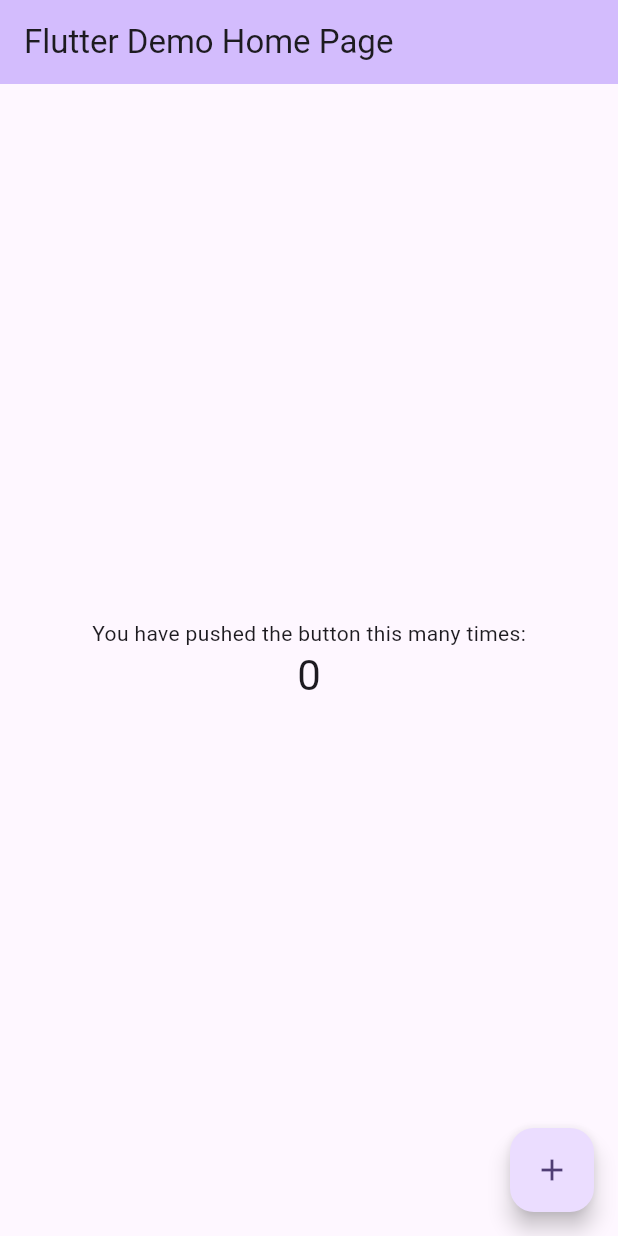
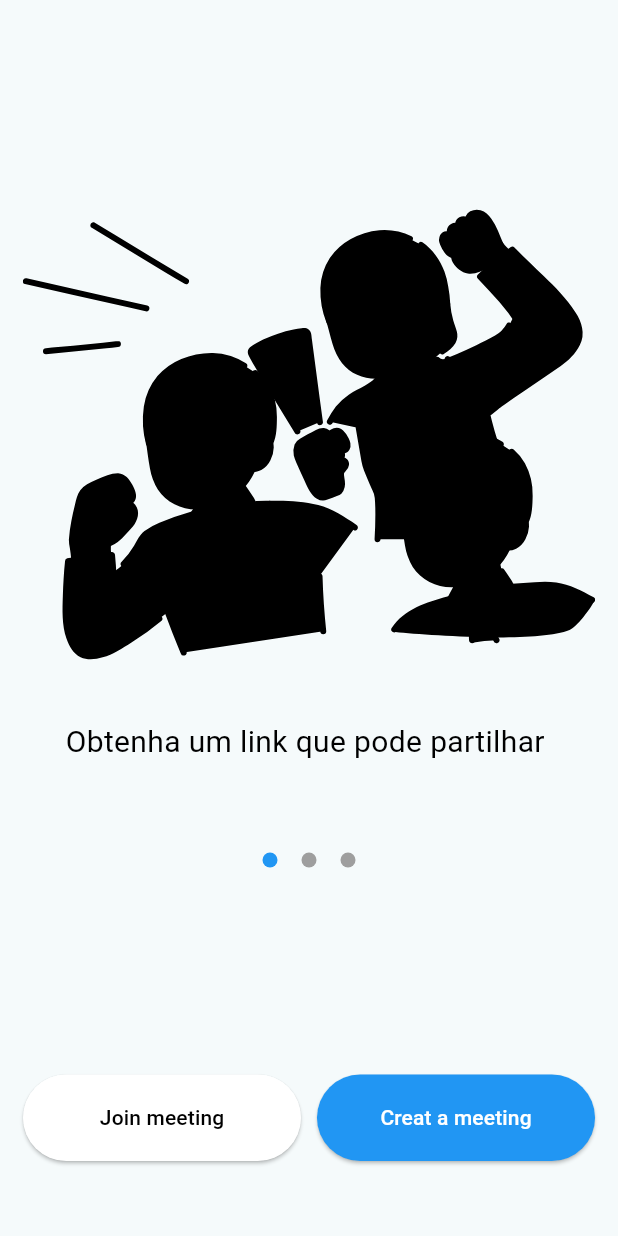
Before and after one commit to devousado/video_call_App, a Flutter app: the screen it shows after launch, on a phone screen of 412 x 824 dp. Run offline on Flutter 3.47's test engine with Material 2 defaults, Android fonts, the phone set to English and light mode, and no system bars; our stand-ins replace flutter_riverpod, flutter_svg, google_fonts; Roboto replaces fonts that are missing (Almarai).

Commit message:
homePage

```diff
--- a/lib/main.dart
+++ b/lib/main.dart
@@ -1,7 +1,10 @@
 import 'package:flutter/material.dart';
+import 'package:flutter_riverpod/flutter_riverpod.dart';
+import 'package:google_fonts/google_fonts.dart';
+import 'package:video_call/view/home_page.dart';
 
 void main() {
-  runApp(const MyApp());
+  runApp(const ProviderScope(child: MyApp()));
 }
 
 class MyApp extends StatelessWidget {
@@ -12,114 +15,15 @@ class MyApp extends StatelessWidget {
   Widget build(BuildContext context) {
     return MaterialApp(
       title: 'Flutter Demo',
+      debugShowCheckedModeBanner: false,
       theme: ThemeData(
-        // This is the theme of your application.
-        //
-        // TRY THIS: Try running your application with "flutter run". You'll see
-        // the application has a blue toolbar. Then, without quitting the app,
-        // try changing the seedColor in the colorScheme below to Colors.green
-        // and then invoke "hot reload" (save your changes or press the "hot
-        // reload" button in a Flutter-supported IDE, or press "r" if you used
-        // the command line to start the app).
-        //
-        // Notice that the counter didn't reset back to zero; the application
-        // state is not lost during the reload. To reset the state, use hot
-        // restart instead.
-        //
-        // This works for code too, not just values: Most code changes can be
-        // tested with just a hot reload.
-        colorScheme: ColorScheme.fromSeed(seedColor: Colors.deepPurple),
+        textTheme: TextTheme(
+          bodyMedium: GoogleFonts.almarai(color: Colors.black, fontSize: 20),
+        ),
+        colorScheme: ColorScheme.fromSeed(seedColor: Colors.white),
         useMaterial3: true,
       ),
-      home: const MyHomePage(title: 'Flutter Demo Home Page'),
+      home: const HomePage(),
     );
   }
 }
-
-class MyHomePage extends StatefulWidget {
-  const MyHomePage({super.key, required this.title});
-
-  // This widget is the home page of your application. It is stateful, meaning
-  // that it has a State object (defined below) that contains fields that affect
-  // how it looks.
-
-  // This class is the configuration for the state. It holds the values (in this
-  // case the title) provided by the parent (in this case the App widget) and
-  // used by the build method of the State. Fields in a Widget subclass are
-  // always marked "final".
-
-  final String title;
-
-  @override
-  State<MyHomePage> createState() => _MyHomePageState();
-}
-
-class _MyHomePageState extends State<MyHomePage> {
-  int _counter = 0;
-
-  void _incrementCounter() {
-    setState(() {
-      // This call to setState tells the Flutter framework that something has
-      // changed in this State, which causes it to rerun the build method below
-      // so that the display can reflect the updated values. If we changed
-      // _counter without calling setState(), then the build method would not be
-      // called again, and so nothing would appear to happen.
-      _counter++;
-    });
-  }
-
-  @override
-  Widget build(BuildContext context) {
-    // This method is rerun every time setState is called, for instance as done
-    // by the _incrementCounter method above.
-    //
-    // The Flutter framework has been optimized to make rerunning build methods
-    // fast, so that you can just rebuild anything that needs updating rather
-    // than having to individually change instances of widgets.
-    return Scaffold(
-      appBar: AppBar(
-        // TRY THIS: Try changing the color here to a specific color (to
-        // Colors.amber, perhaps?) and trigger a hot reload to see the AppBar
-        // change color while the other colors stay the same.
-        backgroundColor: Theme.of(context).colorScheme.inversePrimary,
-        // Here we take the value from the MyHomePage object that was created by
-        // the App.build method, and use it to set our appbar title.
-        title: Text(widget.title),
-      ),
-      body: Center(
-        // Center is a layout widget. It takes a single child and positions it
-        // in the middle of the parent.
-        child: Column(
-          // Column is also a layout widget. It takes a list of children and
-          // arranges them vertically. By default, it sizes itself to fit its
-          // children horizontally, and tries to be as tall as its parent.
-          //
-          // Column has various properties to control how it sizes itself and
-          // how it positions its children. Here we use mainAxisAlignment to
-          // center the children vertically; the main axis here is the vertical
-          // axis because Columns are vertical (the cross axis would be
-          // horizontal).
-          //
-          // TRY THIS: Invoke "debug painting" (choose the "Toggle Debug Paint"
-          // action in the IDE, or press "p" in the console), to see the
-          // wireframe for each widget.
-          mainAxisAlignment: MainAxisAlignment.center,
-          children: <Widget>[
-            const Text(
-              'You have pushed the button this many times:',
-            ),
-            Text(
-              '$_counter',
-              style: Theme.of(context).textTheme.headlineMedium,
-            ),
-          ],
-        ),
-      ),
-      floatingActionButton: FloatingActionButton(
-        onPressed: _incrementCounter,
-        tooltip: 'Increment',
-        child: const Icon(Icons.add),
-      ), // This trailing comma makes auto-formatting nicer for build methods.
-    );
-  }
-}
--- /dev/null
+++ b/lib/view/constantes/svg_images_const.dart
@@ -0,0 +1 @@
+const meetingIlustration1 = "assets/svg/meeting1.svg";
--- /dev/null
+++ b/lib/view/home_page.dart
@@ -0,0 +1,115 @@
+// ignore_for_file: public_member_api_docs, sort_constructors_first
+import 'package:flutter/material.dart';
+import 'package:flutter_riverpod/flutter_riverpod.dart';
+
+import 'package:video_call/view/constantes/svg_images_const.dart';
+import 'package:video_call/view/util/svg_converter.dart';
+import 'package:video_call/view/widget/custom_buttom.dart';
+
+class HomePage extends ConsumerStatefulWidget {
+  const HomePage({super.key});
+
+  @override
+  ConsumerState<HomePage> createState() => _HomePageState();
+}
+
+class _HomePageState extends ConsumerState<HomePage> {
+  List<MeetingIlustrationModel> imageOfIlustration = [
+    MeetingIlustrationModel(
+        image: meetingIlustration1,
+        title: "Obtenha um link que pode partilhar "),
+    MeetingIlustrationModel(
+        image: meetingIlustration1, title: "Planeie com antecedencia"),
+    MeetingIlustrationModel(
+        image: meetingIlustration1, title: "A sua reunião é segura"),
+  ];
+  @override
+  Widget build(BuildContext context) {
+    return Scaffold(
+      body: Padding(
+        padding: const EdgeInsets.symmetric(horizontal: 10, vertical: 50),
+        child: Column(
+          mainAxisAlignment: MainAxisAlignment.end,
+          children: [
+            _header(),
+            Row(
+              mainAxisAlignment: MainAxisAlignment.spaceAround,
+              children: [
+                customButtom(
+                    textColor: Colors.black,
+                    color: Colors.white,
+                    context: context,
+                    onPressed: () {},
+                    text: "Join meeting"),
+                customButtom(
+                    color: Colors.blue,
+                    context: context,
+                    onPressed: () {},
+                    text: "Creat a meeting")
+              ],
+            )
+          ],
+        ),
+      ),
+    );
+  }
+
+  Widget _header() {
+    return Padding(
+      padding: const EdgeInsets.only(bottom: 130),
+      child: Column(
+        children: [
+          SizedBox(
+            height: MediaQuery.of(context).size.height * 0.56,
+            child: PageView.builder(
+              onPageChanged: (value) =>
+                  ref.read(currentPage.notifier).state = value,
+              itemCount: imageOfIlustration.length,
+              itemBuilder: (context, index) {
+                return Column(
+                  children: [
+                    svgConverter(
+                      imageSvg: imageOfIlustration[index].image,
+                    ),
+                    Text(imageOfIlustration[index].title)
+                  ],
+                );
+              },
+            ),
+          ),
+          Row(
+            mainAxisAlignment: MainAxisAlignment.center,
+            children: [
+              ...List.generate(
+                imageOfIlustration.length,
+                (index) => AnimatedContainer(
+                  margin: const EdgeInsets.all(8),
+                  height: 10,
+                  width: 10,
+                  duration: const Duration(microseconds: 1000),
+                  decoration: BoxDecoration(
+                    color: ref.watch(currentPage) == index
+                        ? Colors.blue
+                        : Colors.grey,
+                    shape: BoxShape.circle,
+                  ),
+                ),
+              )
+            ],
+          ),
+        ],
+      ),
+    );
+  }
+
+  final currentPage = StateProvider((ref) => 0);
+}
+
+class MeetingIlustrationModel {
+  String image;
+  String title;
+  MeetingIlustrationModel({
+    required this.image,
+    required this.title,
+  });
+}
--- /dev/null
+++ b/lib/view/util/svg_converter.dart
@@ -0,0 +1,6 @@
+import 'package:flutter/material.dart';
+import 'package:flutter_svg/flutter_svg.dart';
+
+Widget svgConverter({required String imageSvg}) => SvgPicture.asset(
+      imageSvg,
+    );
--- /dev/null
+++ b/lib/view/widget/custom_buttom.dart
@@ -0,0 +1,21 @@
+import 'package:flutter/material.dart';
+
+Widget customButtom(
+        {required BuildContext context,
+        required void Function()? onPressed,
+        Color? textColor,
+        required String text,
+        required Color color}) =>
+    ElevatedButton(
+      onPressed: onPressed,
+      style: ButtonStyle(
+        fixedSize: MaterialStatePropertyAll(Size(
+            MediaQuery.of(context).size.width * 0.45,
+            MediaQuery.of(context).size.height * 0.07)),
+        backgroundColor: MaterialStatePropertyAll(color),
+      ),
+      child: Text(
+        text,
+        style: TextStyle(color: textColor ?? Colors.white),
+      ),
+    );
```
Also changed, not shown: pubspec.yaml (+5 -2 lines), assets/svg/anuncio-1.svg (added), assets/svg/meeting1.svg (added), pubspec.lock, 1 other file.
